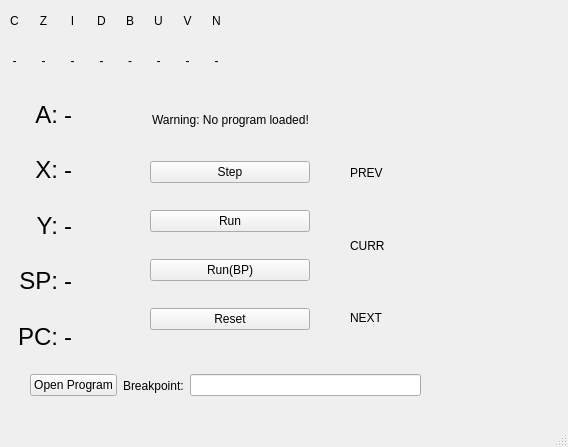
Qt form debugger/mainwindow.ui (felixkorch/Kandidatarbete-LLVMES) before a commit.
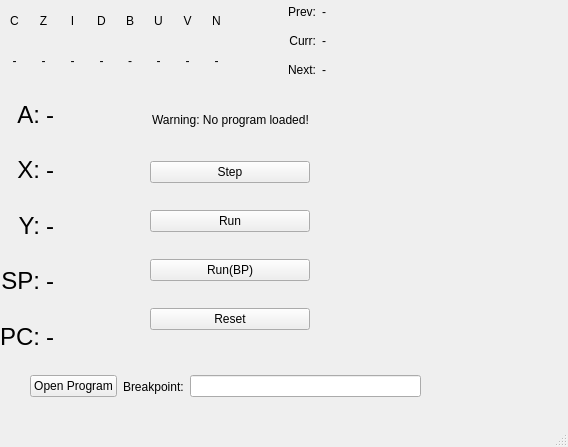
The same form after that commit.

Commit message: Fix memory location UI

The edit to the form file:
```diff
--- a/debugger/mainwindow.ui
+++ b/debugger/mainwindow.ui
@@ -66,7 +66,7 @@
       <x>30</x>
       <y>370</y>
       <width>391</width>
-      <height>31</height>
+      <height>33</height>
      </rect>
     </property>
     <layout class="QHBoxLayout" name="horizontalLayout">
@@ -312,7 +312,7 @@
       <height>271</height>
      </rect>
     </property>
-    <layout class="QHBoxLayout" name="horizontalLayout_4">
+    <layout class="QHBoxLayout" name="horizontalLayout_4" stretch="1,2">
      <property name="spacing">
       <number>6</number>
      </property>
@@ -473,33 +473,77 @@
    <widget class="QWidget" name="verticalLayoutWidget">
     <property name="geometry">
      <rect>
-      <x>350</x>
-      <y>140</y>
-      <width>191</width>
-      <height>211</height>
+      <x>240</x>
+      <y>0</y>
+      <width>311</width>
+      <height>81</height>
      </rect>
     </property>
+    <layout class="QHBoxLayout" name="horizontalLayout_5" stretch="1,3">
+     <property name="spacing">
+      <number>6</number>
+     </property>
+     <property name="rightMargin">
+      <number>0</number>
+     </property>
+     <item>
+      <layout class="QVBoxLayout" name="verticalLayout_6">
+       <item>
+        <widget class="QLabel" name="Label_PrevInst_2">
+         <property name="text">
+          <string>Prev:</string>
+         </property>
+         <property name="alignment">
+          <set>Qt::AlignRight|Qt::AlignTrailing|Qt::AlignVCenter</set>
+         </property>
+        </widget>
+       </item>
+       <item>
+        <widget class="QLabel" name="Label_CurrInst_2">
+         <property name="text">
+          <string>Curr:</string>
+         </property>
+         <property name="alignment">
+          <set>Qt::AlignRight|Qt::AlignTrailing|Qt::AlignVCenter</set>
+         </property>
+        </widget>
+       </item>
+       <item>
+        <widget class="QLabel" name="Label_NextInst_2">
+         <property name="text">
+          <string>Next:</string>
+         </property>
+         <property name="alignment">
+          <set>Qt::AlignRight|Qt::AlignTrailing|Qt::AlignVCenter</set>
+         </property>
+        </widget>
+       </item>
+      </layout>
+     </item>
+     <item>
     <layout class="QVBoxLayout" name="verticalLayout_5">
      <item>
       <widget class="QLabel" name="Label_PrevInst">
        <property name="text">
-        <string>PREV</string>
+          <string>-</string>
        </property>
       </widget>
      </item>
      <item>
       <widget class="QLabel" name="Label_CurrInst">
        <property name="text">
-        <string>CURR</string>
+          <string>-</string>
        </property>
       </widget>
      </item>
      <item>
       <widget class="QLabel" name="Label_NextInst">
        <property name="text">
-        <string>NEXT</string>
-       </property>
-      </widget>
+          <string>-</string>
+         </property>
+        </widget>
+       </item>
+      </layout>
      </item>
     </layout>
    </widget>
```
Left out of the diff: 2 changed lines with no effect on the pictures. Lines whose indentation alone changed are shown as unchanged. The commit also changes 2 other files.
